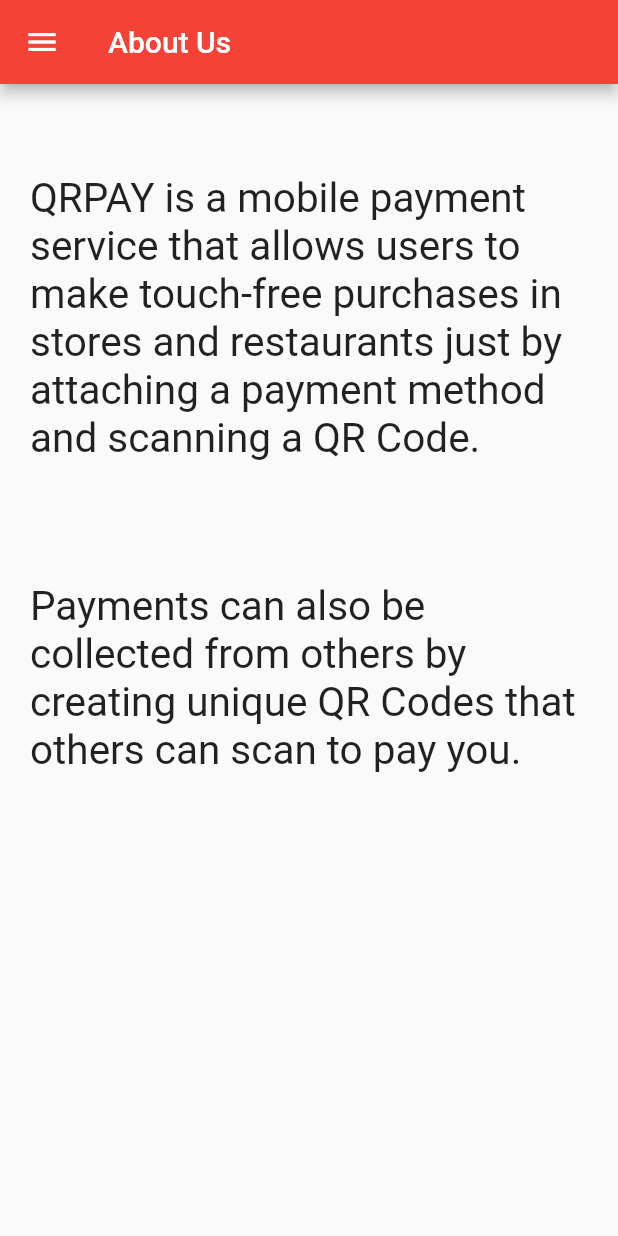
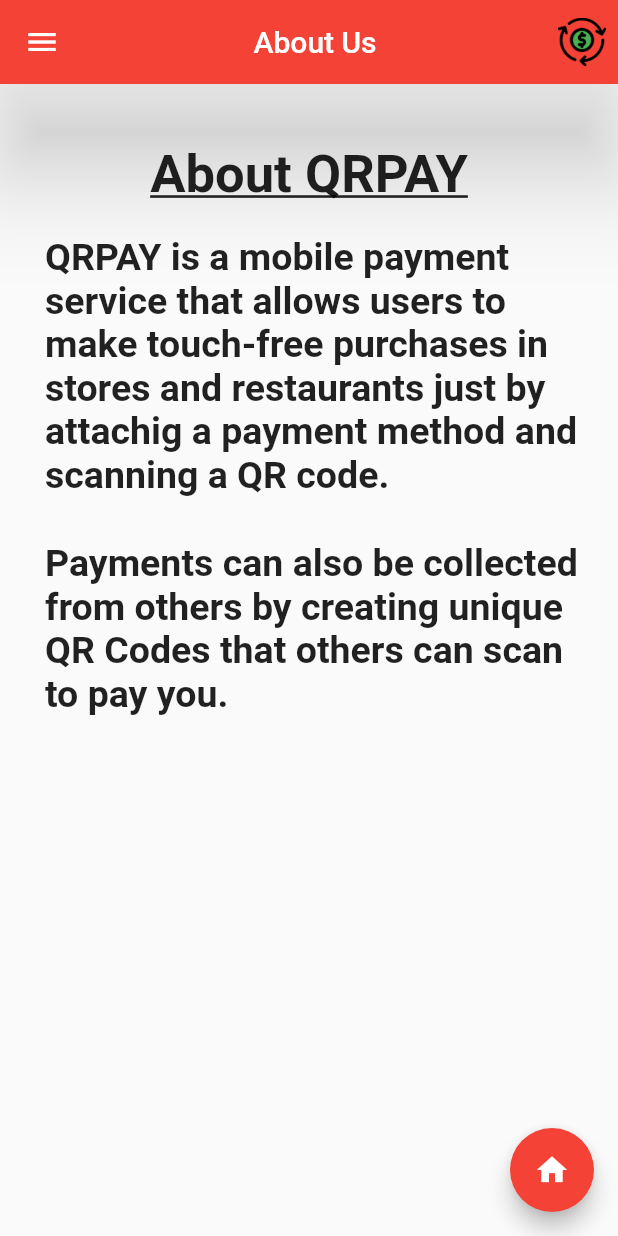
Before and after one commit to espressoAndCode/qrpay_app, a Flutter app: the AboutUsPage screen opened by its route, on a phone screen of 412 x 824 dp. Run offline on Flutter 3.47's test engine with Material 2 defaults, Android fonts, the phone set to English and light mode, and no system bars; our stand-ins replace firebase_auth, firebase_core; missing offline and left inert: qr_code_scanner; accounts and stored records are empty.

Commit message:
edited about_us + floating button

```diff
--- a/lib/module/about us/about_us_view.dart
+++ b/lib/module/about us/about_us_view.dart
@@ -1,5 +1,6 @@
 import 'package:flutter/material.dart';
 import 'package:qrpay_app/widget/drawer.dart';
+import 'package:qrpay_app/module/splash/splash_view.dart';
 
 class AboutUsPage extends StatelessWidget {
   static const String routeName = '/about_us';
@@ -8,35 +9,70 @@ class AboutUsPage extends StatelessWidget {
   Widget build(BuildContext context) {
     return Scaffold(
       appBar: AppBar(
-        title: Text("About Us"),
+        title: Center(child: Text("About Us")),
+        actions: [
+          IconButton(
+            icon: Image.asset('res/images/qplogo.png'),
+            onPressed: () {},
+          ),
+        ],
+        elevation: 30.0,
       ),
       drawer: AppDrawer(),
       body: Center(
-          child: Column(
-              // mainAxisAlignment: MainAxisAlignment.center,
-              children: [
+        child: Column(
+          // mainAxisAlignment: MainAxisAlignment.center,
+          children: [
             Container(
               // alignment: Alignment.center,
-              padding: EdgeInsets.fromLTRB(20, 60, 20, 20),
+              padding: EdgeInsets.fromLTRB(20, 40, 20, 20),
               child: Text(
-                "QRPAY is a mobile payment service that allows users to make touch-free purchases in stores and restaurants just by attaching a payment method and scanning a QR Code.",
+                "About QRPAY",
                 style: TextStyle(
-                  fontSize: 27,
+                  fontSize: 35,
+                  fontWeight: FontWeight.bold,
+                  decoration: TextDecoration.underline,
                 ),
               ),
             ),
             Container(
-              padding: EdgeInsets.fromLTRB(20, 60, 20, 20),
+              padding: EdgeInsets.fromLTRB(30, 0, 20, 30),
+              child: Text(
+                "QRPAY is a mobile payment service that allows users to make touch-free purchases in stores and restaurants just by attachig a payment method and scanning a QR code.",
+                style: TextStyle(
+                  fontSize: 25,
+                  fontWeight: FontWeight.bold,
+                ),
+              ),
+            ),
+            Container(
+              padding: EdgeInsets.fromLTRB(30, 0, 20, 30),
               child: Text(
                 "Payments can also be collected from others by creating unique QR Codes that others can scan to pay you.",
                 style: TextStyle(
-                  fontSize: 27,
+                  fontSize: 25,
+                  fontWeight: FontWeight.bold,
                 ),
               ),
             ),
-          ])),
-
+          ],
+        ),
+      ),
       //
+      floatingActionButton: FloatingActionButton(
+        tooltip: 'Click it to return to the Homepage',
+        hoverElevation: 50,
+        onPressed: () {
+          print("Going back to homepage");
+          Navigator.push(
+            context,
+            MaterialPageRoute(
+              builder: (BuildContext context) => SplashPage(),
+            ),
+          );
+        },
+        child: Icon(Icons.home),
+      ),
     );
   }
 }
```
